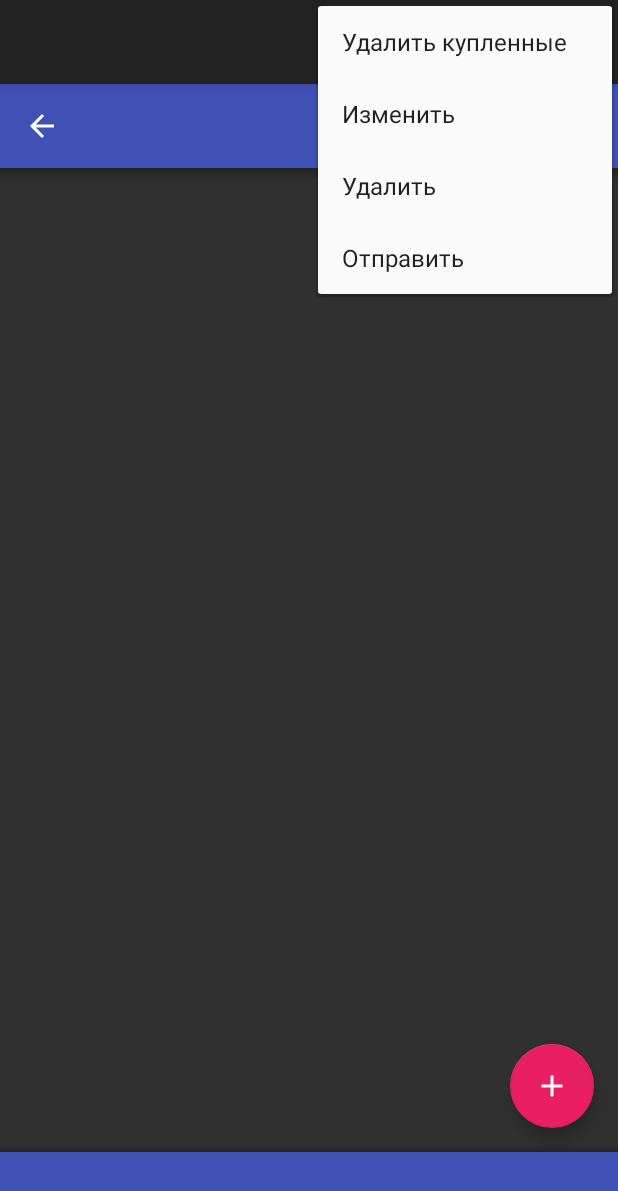
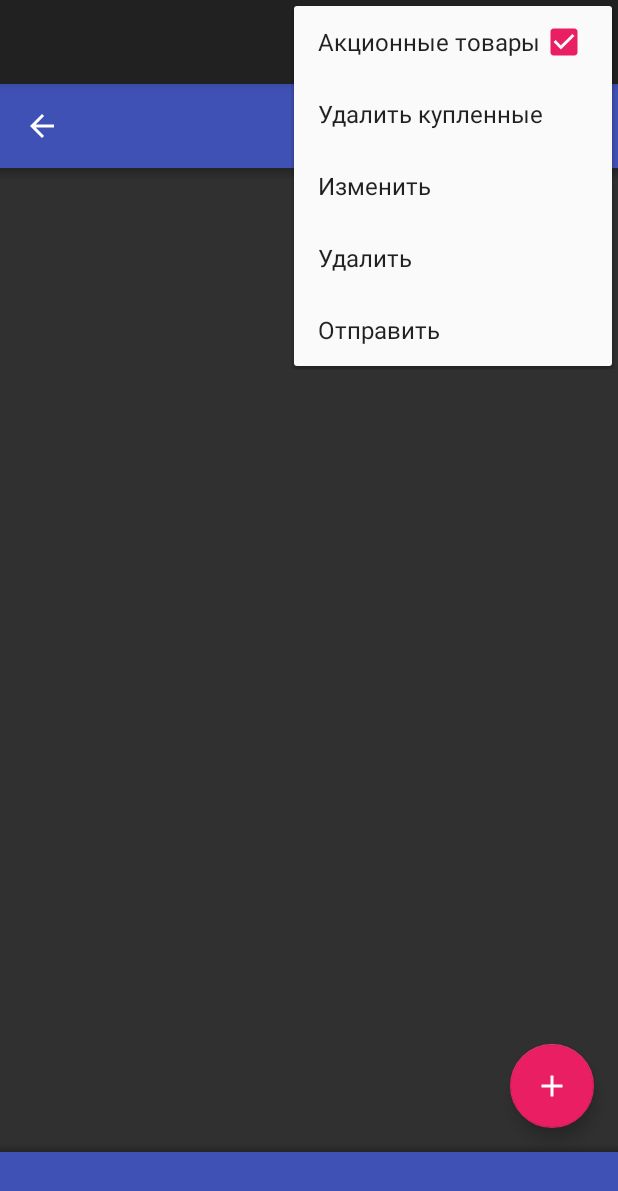
Before and after one commit to Mefi100feLL/PurchasesAndSales, an Android app: the ShoppingListFragment screen opened directly, with no data from a screen before it, with the options menu open, on a phone screen of 412 x 824 dp. Shown: the top 1191 px of the screen. Run offline under Robolectric (Android 15) with nearby library versions, the light colour scheme and no system bars; libraries missing offline, so code that uses them is left out: com.afollestad.materialcab, com.afollestad.materialdialogs, com.arellomobile.mvp, com.getkeepsafe.taptargetview, com.github.rahatarmanahmed.cpv and 2 more; plain views replace CircularProgressView; 13 statements that could not run were skipped.

Commit message:
Ох, бля. Аж башка заболела. Завтра доделаю.

```diff
--- a/app/src/main/java/com/PopCorp/Purchases/presentation/view/moxy/ShoppingListView.java
+++ b/app/src/main/java/com/PopCorp/Purchases/presentation/view/moxy/ShoppingListView.java
@@ -26,12 +26,17 @@ public interface ShoppingListView extends SampleDataView {
     void showErrorLoadingList();
     @StateStrategyType(value = GroupSingleStrategy.class, tag = "data")
     void showEmptyItems();
+    @StateStrategyType(value = GroupSingleStrategy.class, tag = "data")
+    void showEmptyNoSaleItemsForShop(String shopName);
 
     @StateStrategyType(value = GroupSingleStrategy.class, tag = "shopsFilter")
     void hideShopsFilter();
     @StateStrategyType(value = GroupSingleStrategy.class, tag = "shopsFilter")
     void showShopsFilter(ArrayList<String> shops, String filter);
 
+
+    @StateStrategyType(AddToEndSingleStrategy.class)
+    void checkFilter(int itemId);
 
     @StateStrategyType(AddToEndSingleStrategy.class)
     void showBuyedTotals(int countBuyed, BigDecimal buyed);
@@ -48,6 +53,8 @@ public interface ShoppingListView extends SampleDataView {
     @StateStrategyType(AddToEndSingleStrategy.class)
     void changeItemInActionMode(int count, ListItem item);
 
+    @StateStrategyType(AddToEndSingleStrategy.class)
+    void checkShowSales(boolean checked);
 
     void onItemBuyedChanged(ListItem item);
 
--- a/app/src/main/res/menu/shopping_list.xml
+++ b/app/src/main/res/menu/shopping_list.xml
@@ -21,6 +21,13 @@
             </group>
         </menu>
     </item>
+
+    <item
+        android:id="@+id/action_show_sales"
+        android:checkable="true"
+        android:checked="true"
+        android:title="@string/action_show_sales"
+        app:showAsAction="never"/>
 
     <item
         android:id="@+id/action_remove_buyed"
--- a/app/src/main/res/values/strings.xml
+++ b/app/src/main/res/values/strings.xml
@@ -368,5 +368,8 @@
     <string name="action_from_favorite">Из избранных</string>
     <string name="tap_target_title_sale_favorite">Быстрая отправка</string>
     <string name="tap_target_content_sale_favorite">Отправляйте акцию в список покупок одним касанием</string>
+    <string name="action_show_sales">Акционные товары</string>
+    <string name="empty_no_items_with_sales_for_shop">Нет товаров без акций для магазина \"shopName\"</string>
+    <string name="button_all_items">Все товары</string>
 
 </resources>
```
Also changed, not shown: app/src/main/java/com/PopCorp/Purchases/presentation/presenter/ShoppingListPresenter.java (+18 -1 lines), app/src/main/java/com/PopCorp/Purchases/presentation/view/adapter/ListItemAdapter.java (+18 -9 lines), app/src/main/java/com/PopCorp/Purchases/presentation/view/fragment/ShoppingListFragment.java (+32 -1 lines).
